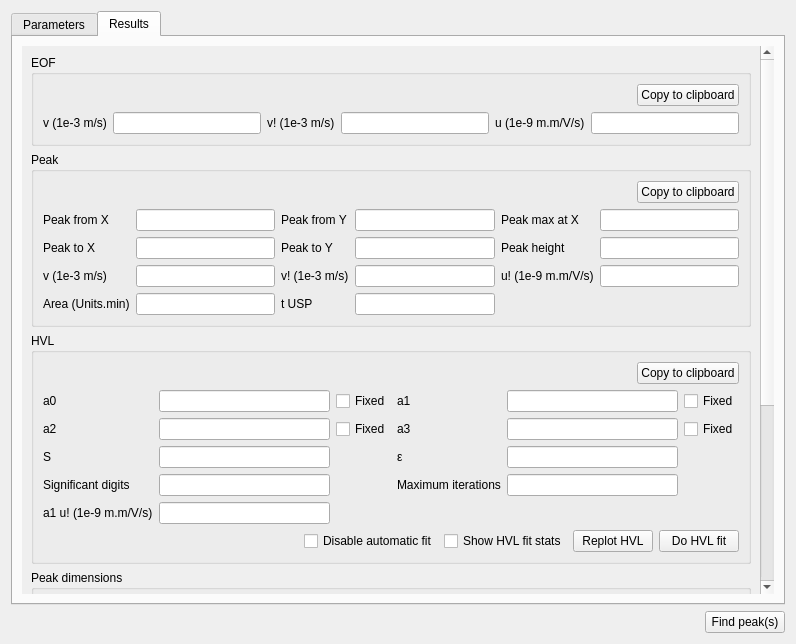
Before: the Qt Designer form src/gui/evaluationwidget.ui in echmet/CEval, drawn with Qt 5.
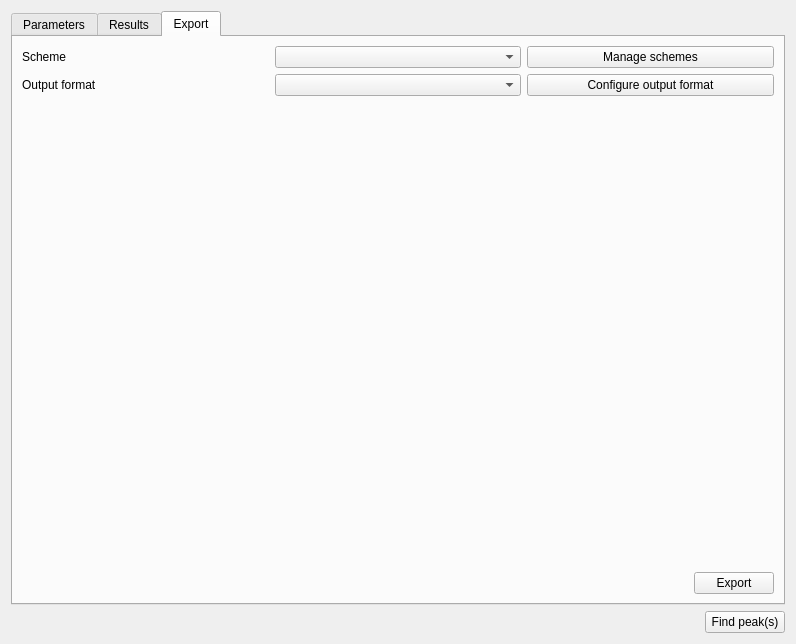
After: the same form once the commit is applied. The open tabs and pages were chosen to show the change. Custom widgets are drawn as their Qt base class.

Commit message: - Read base scheme only after the user has confirmed the dialog - Fix export of list of peaks - Prepare exporting GUI in EvaluationEngine

```diff
--- a/src/gui/evaluationwidget.ui
+++ b/src/gui/evaluationwidget.ui
@@ -620,8 +620,8 @@
            <rect>
             <x>0</x>
             <y>0</y>
-            <width>828</width>
-            <height>1048</height>
+            <width>744</width>
+            <height>1076</height>
            </rect>
           </property>
           <property name="sizePolicy">
@@ -2114,6 +2114,94 @@
        </item>
       </layout>
      </widget>
+     <widget class="QWidget" name="tab">
+      <attribute name="title">
+       <string>Export</string>
+      </attribute>
+      <layout class="QVBoxLayout" name="verticalLayout_2">
+       <item>
+        <layout class="QGridLayout" name="gridLayout">
+         <item row="0" column="0">
+          <widget class="QLabel" name="ql_scheme">
+           <property name="text">
+            <string>Scheme</string>
+           </property>
+          </widget>
+         </item>
+         <item row="0" column="1">
+          <widget class="QComboBox" name="qcbox_schemes"/>
+         </item>
+         <item row="0" column="2">
+          <widget class="QPushButton" name="qpb_manageSchemes">
+           <property name="text">
+            <string>Manage schemes</string>
+           </property>
+          </widget>
+         </item>
+         <item row="1" column="0">
+          <widget class="QLabel" name="ql_outputFormat">
+           <property name="text">
+            <string>Output format</string>
+           </property>
+          </widget>
+         </item>
+         <item row="1" column="1">
+          <widget class="QComboBox" name="qcbox_availableExporterBackends"/>
+         </item>
+         <item row="1" column="2">
+          <widget class="QPushButton" name="qpb_configureExporterBackend">
+           <property name="text">
+            <string>Configure output format</string>
+           </property>
+          </widget>
+         </item>
+        </layout>
+       </item>
+       <item>
+        <spacer name="verticalSpacer_3">
+         <property name="orientation">
+          <enum>Qt::Vertical</enum>
+         </property>
+         <property name="sizeHint" stdset="0">
+          <size>
+           <width>20</width>
+           <height>40</height>
+          </size>
+         </property>
+        </spacer>
+       </item>
+       <item>
+        <layout class="QHBoxLayout" name="horizontalLayout_5">
+         <item>
+          <spacer name="horizontalSpacer_9">
+           <property name="orientation">
+            <enum>Qt::Horizontal</enum>
+           </property>
+           <property name="sizeHint" stdset="0">
+            <size>
+             <width>40</width>
+             <height>20</height>
+            </size>
+           </property>
+          </spacer>
+         </item>
+         <item>
+          <widget class="QPushButton" name="qpb_export">
+           <property name="styleSheet">
+            <string notr="true">padding-top: 0.5em;
+padding-bottom: 0.5em;
+padding-left: 3em;
+padding-right: 3em;</string>
+           </property>
+           <property name="text">
+            <string>Export</string>
+           </property>
+          </widget>
+         </item>
+        </layout>
+       </item>
+      </layout>
+     </widget>
     </widget>
    </item>
    <item>
```
Left out of the diff: 6 changed lines with no effect on the pictures. The commit also changes 2 other files.
